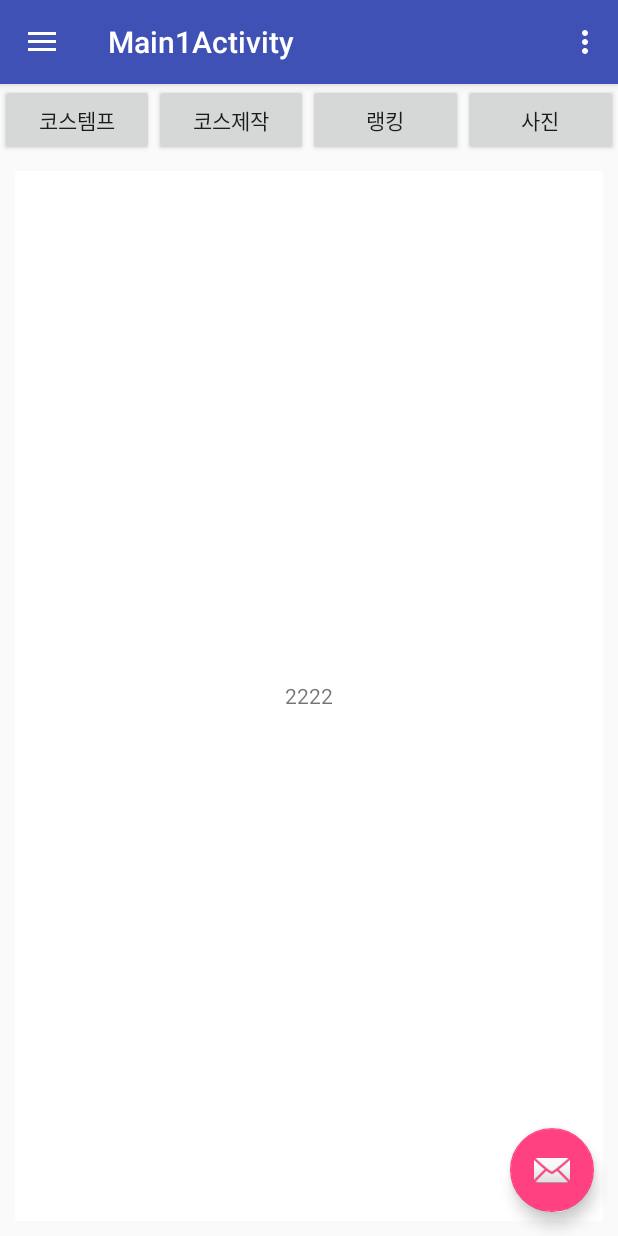
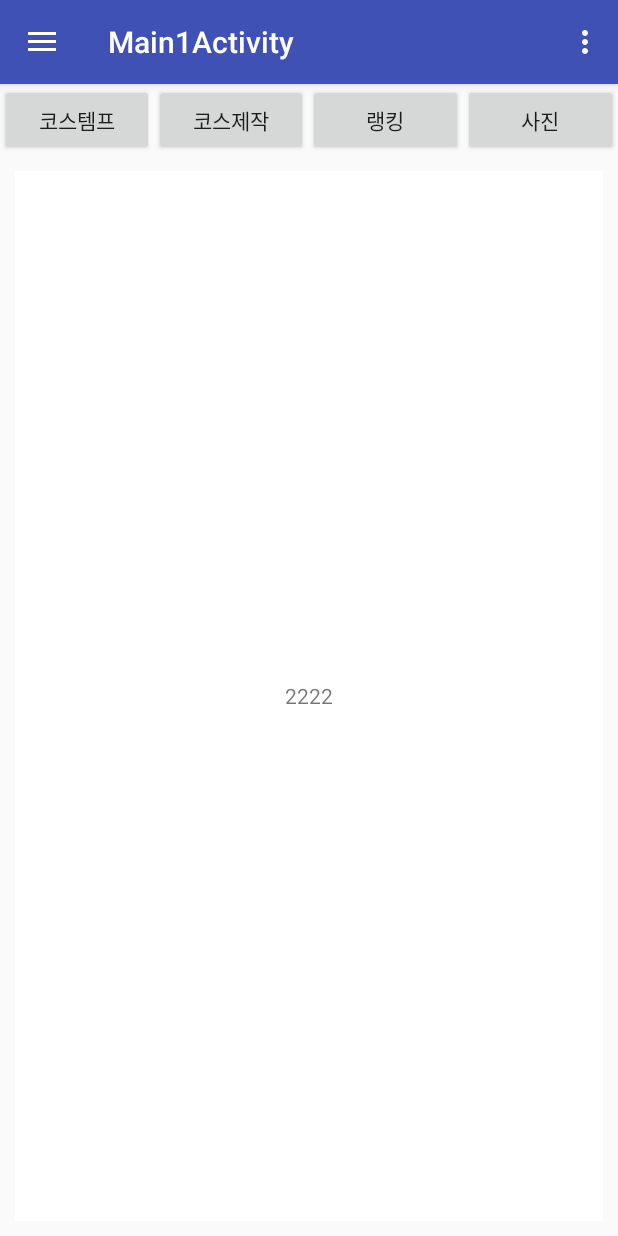
Before and after one commit to jinsoogod/costamp, an Android app: the Main1Activity screen opened directly, with no data from a screen before it, after a tap on "코스제작", on a phone screen of 412 x 824 dp. Run offline under Robolectric (Android 15) with nearby library versions, the light colour scheme and no system bars; 1 other tap on this screen came first.

Commit message:
코스 탭 으녕이

```diff
--- a/app/src/main/AndroidManifest.xml
+++ b/app/src/main/AndroidManifest.xml
@@ -33,7 +33,7 @@
             android:theme="@style/AppTheme.NoActionBar" />
         <activity android:name=".picture_transmission_dialog" />
         <activity android:name=".Test" />
-        <activity android:name=".ServerClient"></activity>
+        <activity android:name=".ServerClient" />
     </application>
 
 </manifest>
--- a/app/src/main/java/com/hanium/costamp/ImageAdapter.java
+++ b/app/src/main/java/com/hanium/costamp/ImageAdapter.java
@@ -49,7 +49,7 @@ import android.widget.ImageView;
 
             if (convertView == null) {
                 imageView = new ImageView(context);
-                imageView.setLayoutParams(new GridView.LayoutParams(150,150));
+                imageView.setLayoutParams(new GridView.LayoutParams(250,250));
                 imageView.setScaleType(ImageView.ScaleType.CENTER_CROP);
             } else {
                 imageView = (ImageView) convertView;
--- a/app/src/main/java/com/hanium/costamp/Main1Activity.java
+++ b/app/src/main/java/com/hanium/costamp/Main1Activity.java
@@ -4,9 +4,7 @@ package com.hanium.costamp;
 import android.app.FragmentManager;
 import android.app.FragmentTransaction;
 import android.os.Bundle;
-import android.support.design.widget.FloatingActionButton;
 import android.support.design.widget.NavigationView;
-import android.support.design.widget.Snackbar;
 import android.support.v4.view.GravityCompat;
 import android.support.v4.widget.DrawerLayout;
 import android.support.v7.app.ActionBarDrawerToggle;
@@ -27,9 +25,9 @@ public class Main1Activity extends AppCompatActivity
 //    FragmentTransaction trans;
 
     Fragment1 f1;
-    Fragment2 f2 ;
-    Fragment3 f3 ;
-    Fragment4 f4 ;
+    Fragment2 f2 = new Fragment2();
+    Fragment3 f3 = new Fragment3();
+    Fragment4 f4 = new Fragment4();
 
 
     @Override
@@ -45,13 +43,12 @@ public class Main1Activity extends AppCompatActivity
         //프래그먼트를 제어하기 위해서는 FragmentManager를 사용해야한다.
         manager = getFragmentManager();
 
-//        f1 = (Fragment1) manager.findFragmentById(R.id.frg1);
+        f1 = (Fragment1) manager.findFragmentById(R.id.frg1);
 
         btn_a.setOnClickListener(new OnClickListener() {
 
             public void onClick(View v) {
                 //fragment1호출
-                f1 = new Fragment1();
                 trans = manager.beginTransaction();
                 trans.addToBackStack(null);
                 trans.replace(R.id.frg1, f1);
@@ -62,7 +59,6 @@ public class Main1Activity extends AppCompatActivity
 
             public void onClick(View v) {
                 //fragment2호출
-                f2 = new Fragment2();
                 trans = manager.beginTransaction();
                 trans.addToBackStack(null);
                 trans.replace(R.id.frg1, f2);
@@ -74,7 +70,6 @@ public class Main1Activity extends AppCompatActivity
 
             public void onClick(View v) {
                 //fragment3호출
-                f3 = new Fragment3();
                 trans = manager.beginTransaction();
                 trans.addToBackStack(null);
                 trans.replace(R.id.frg1, f3);
@@ -85,7 +80,6 @@ public class Main1Activity extends AppCompatActivity
 
             public void onClick(View v) {
                 //fragment4호출
-                f4 = new Fragment4();
                 trans = manager.beginTransaction();
                 trans.addToBackStack(null);
                 trans.replace(R.id.frg1, f4);
@@ -99,18 +93,18 @@ public class Main1Activity extends AppCompatActivity
 
         setSupportActionBar(toolbar);
 
-        FloatingActionButton fab = (FloatingActionButton) findViewById(R.id.fab);
-        fab.setOnClickListener(new View.OnClickListener()
-
-                               {
-                                   @Override
-                                   public void onClick(View view) {
-                                       Snackbar.make(view, "Replace with your own action", Snackbar.LENGTH_LONG)
-                                               .setAction("Action", null).show();
-                                   }
-                               }
-
-        );
+//        FloatingActionButton fab = (FloatingActionButton) findViewById(R.id.fab);
+//        fab.setOnClickListener(new View.OnClickListener()
+//
+//                               {
+//                                   @Override
+//                                   public void onClick(View view) {
+//                                       Snackbar.make(view, "Replace with your own action", Snackbar.LENGTH_LONG)
+//                                               .setAction("Action", null).show();
+//                                   }
+//                               }
+//
+//        );
 
         DrawerLayout drawer = (DrawerLayout) findViewById(R.id.drawer_layout);
         ActionBarDrawerToggle toggle = new ActionBarDrawerToggle(
--- a/app/src/main/res/layout/app_bar_main1.xml
+++ b/app/src/main/res/layout/app_bar_main1.xml
@@ -24,12 +24,12 @@
 
     <include layout="@layout/content_main1"/>
 
-    <android.support.design.widget.FloatingActionButton
-        android:id="@+id/fab"
-        android:layout_width="wrap_content"
-        android:layout_height="wrap_content"
-        android:layout_gravity="bottom|end"
-        android:layout_margin="@dimen/fab_margin"
-        android:src="@android:drawable/ic_dialog_email" />
+    <!--<android.support.design.widget.FloatingActionButton-->
+        <!--android:id="@+id/fab"-->
+        <!--android:layout_width="wrap_content"-->
+        <!--android:layout_height="wrap_content"-->
+        <!--android:layout_gravity="bottom|end"-->
+        <!--android:layout_margin="@dimen/fab_margin"-->
+        <!--android:src="@android:drawable/ic_dialog_email" />-->
 
 </android.support.design.widget.CoordinatorLayout>
--- a/app/src/main/res/values/strings.xml
+++ b/app/src/main/res/values/strings.xml
@@ -7,5 +7,4 @@
     <string name="facebook_app_id">1388380511189154</string>
 
 
-
 </resources>
```
